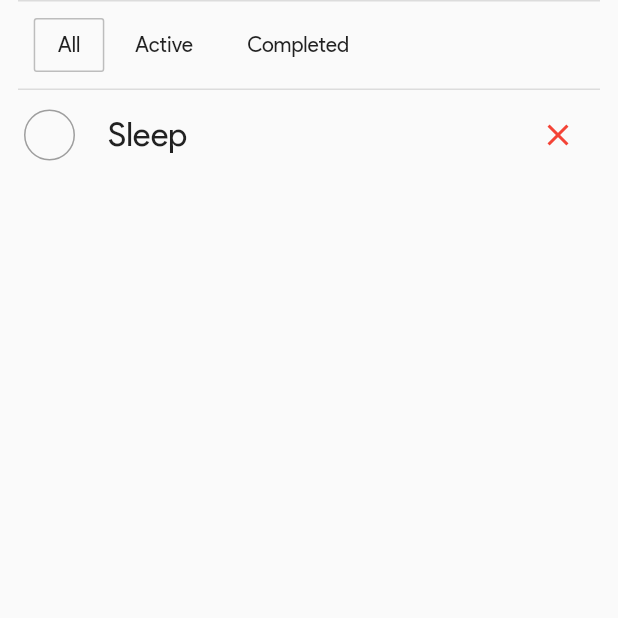
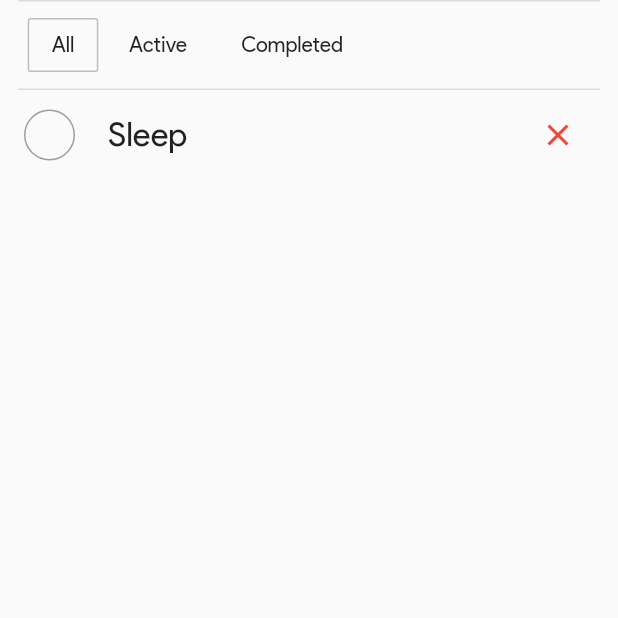
Before and after one commit to shiburagi/Todo-App-Flutter-Complete, a Flutter app: the screen it shows after launch, scrolled down 240 dp, on a phone screen of 412 x 824 dp, the top half of it. Run offline on Flutter 3.47's test engine with Material 2 defaults, Android fonts, the phone set to English and light mode, and no system bars.

Commit message:
change padding

```diff
--- a/lib/ui/home_view.dart
+++ b/lib/ui/home_view.dart
@@ -73,7 +73,7 @@ class _HomeViewState extends State<HomeView> {
       padding: const EdgeInsets.symmetric(horizontal: 12),
       child: Container(
         height: 60,
-        padding: EdgeInsets.symmetric(horizontal: 8),
+        padding: EdgeInsets.symmetric(horizontal: 4),
         decoration: BoxDecoration(
             color: Theme.of(context).canvasColor,
             border: Border(top: borderSide, bottom: borderSide)),
```
